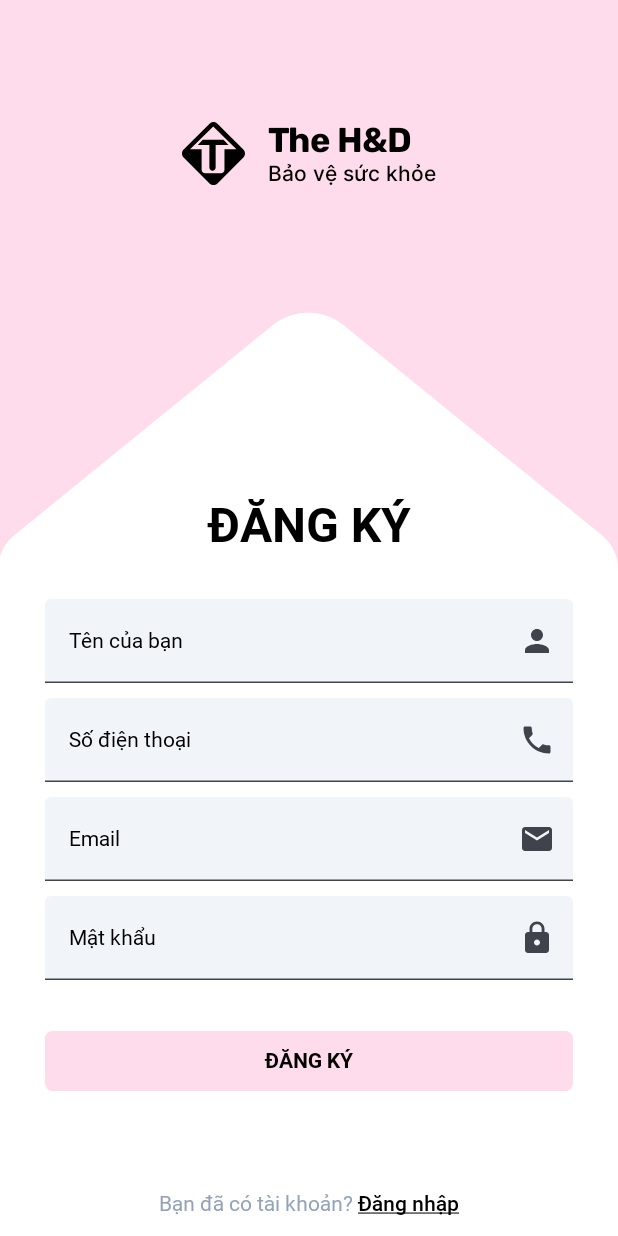
After one commit to PhamHong03/healthy_diagnosis, an Android app built with Jetpack Compose: the composable RegisterScreen shown on its own in the app's theme, on a phone screen of 412 x 824 dp. The commit adds this screen. Run offline under Robolectric (Android 15) with nearby library versions, the phone set to English and light mode, and no system bars.

Commit message:
create login register screen

```diff
--- a/app/build.gradle.kts
+++ b/app/build.gradle.kts
@@ -2,9 +2,9 @@ plugins {
     alias(libs.plugins.android.application)
     alias(libs.plugins.jetbrains.kotlin.android)
     alias(libs.plugins.google.gms.google.services)
-    id("org.jetbrains.kotlin.plugin.compose") version "2.0.0"
     kotlin("kapt")
 }
+
 
 android {
     namespace = "com.example.healthy_diagnosis"
@@ -43,7 +43,7 @@ android {
         compose = true
     }
     composeOptions {
-        kotlinCompilerExtensionVersion = "1.5.1"
+        kotlinCompilerExtensionVersion = "1.5.13"
     }
     packaging {
         resources {
--- a/app/src/main/java/com/example/healthy_diagnosis/MainActivity.kt
+++ b/app/src/main/java/com/example/healthy_diagnosis/MainActivity.kt
@@ -12,7 +12,9 @@ import androidx.compose.material3.Text
 import androidx.compose.runtime.Composable
 import androidx.compose.ui.Modifier
 import androidx.compose.ui.tooling.preview.Preview
+import com.example.healthy_diagnosis.presentation.navigation.MyAppNavigation
 import com.example.healthy_diagnosis.ui.theme.Healthy_diagnosisTheme
+
 
 class MainActivity : ComponentActivity() {
     override fun onCreate(savedInstanceState: Bundle?) {
@@ -20,9 +22,7 @@ class MainActivity : ComponentActivity() {
         enableEdgeToEdge()
         setContent {
             Healthy_diagnosisTheme {
-                Surface(modifier = Modifier.fillMaxSize()) {
-
-                }
+                MyAppNavigation()
             }
         }
     }
--- /dev/null
+++ b/app/src/main/java/com/example/healthy_diagnosis/core/utils/SignUpSection.kt
@@ -0,0 +1,197 @@
+package com.example.healthy_diagnosis.core.utils
+
+import android.widget.Toast
+import androidx.compose.foundation.clickable
+import androidx.compose.foundation.isSystemInDarkTheme
+import androidx.compose.foundation.layout.Spacer
+import androidx.compose.foundation.layout.fillMaxWidth
+import androidx.compose.foundation.layout.height
+import androidx.compose.foundation.shape.RoundedCornerShape
+import androidx.compose.foundation.text.ClickableText
+import androidx.compose.material.icons.Icons
+import androidx.compose.material.icons.filled.Done
+import androidx.compose.material.icons.filled.Email
+import androidx.compose.material.icons.filled.Lock
+import androidx.compose.material.icons.filled.Person
+import androidx.compose.material.icons.filled.Phone
+import androidx.compose.material3.Button
+import androidx.compose.material3.ButtonDefaults
+import androidx.compose.material3.Icon
+import androidx.compose.material3.MaterialTheme
+import androidx.compose.material3.Text
+import androidx.compose.runtime.Composable
+import androidx.compose.runtime.LaunchedEffect
+import androidx.compose.runtime.getValue
+import androidx.compose.runtime.mutableStateOf
+import androidx.compose.runtime.remember
+import androidx.compose.runtime.setValue
+import androidx.compose.ui.Modifier
+import androidx.compose.ui.graphics.Color
+import androidx.compose.ui.platform.LocalContext
+import androidx.compose.ui.text.SpanStyle
+import androidx.compose.ui.text.buildAnnotatedString
+import androidx.compose.ui.text.font.FontWeight
+import androidx.compose.ui.text.style.TextDecoration
+import androidx.compose.ui.text.withStyle
+import androidx.compose.ui.unit.dp
+import androidx.compose.ui.unit.sp
+import androidx.navigation.NavController
+import com.example.healthy_diagnosis.ui.theme.Black
+import com.example.healthy_diagnosis.ui.theme.BlueGray
+import com.example.healthy_diagnosis.ui.theme.LightPink
+import com.example.healthy_diagnosis.ui.theme.Roboto
+
+@Composable
+fun SignUpSection(
+
+) {
+
+//    val authState by authViewModel.authState.observeAsState()
+
+    var email by remember {
+        mutableStateOf("")
+    }
+    var username by remember {
+        mutableStateOf("")
+    }
+    var phone by remember {
+        mutableStateOf("")
+    }
+    var password by remember {
+        mutableStateOf("")
+    }
+    var isPasswordVisible by remember { mutableStateOf(false) }
+
+    val context = LocalContext.current
+//    LaunchedEffect(authState) {
+//        when (authState) {
+//            is AuthState.Authenticated -> {
+//                navController.navigate("login")
+//            }
+//            is AuthState.Error -> {
+//                val errorMessage = (authState as AuthState.Error).message
+//                Toast.makeText(context, errorMessage, Toast.LENGTH_SHORT).show()
+//            }
+//            else -> Unit
+//        }
+//    }
+
+    TextFieldLoginRegister(
+        label = "Tên của bạn",
+        trailingIcon = {
+            Icon(
+                imageVector = Icons.Filled.Person,
+                contentDescription = "Toggle visibility"
+            )
+        },
+        modifier = Modifier.fillMaxWidth(),
+        textInput = username,
+        onTextChanged = {username = it}
+    )
+    Spacer(modifier = Modifier.height(10.dp))
+    TextFieldLoginRegister(
+        label = "Số điện thoại",
+        trailingIcon = {
+            Icon(
+                imageVector = Icons.Filled.Phone,
+                contentDescription = "Toggle visibility"
+            )
+        },
+        modifier = Modifier.fillMaxWidth(),
+        textInput = phone,
+        onTextChanged = {phone = it}
+    )
+    Spacer(modifier = Modifier.height(10.dp))
+    TextFieldLoginRegister(
+        label = "Email",
+        trailingIcon = {
+            Icon(
+                imageVector = Icons.Filled.Email,
+                contentDescription = "Toggle visibility"
+            )
+        },
+        modifier = Modifier.fillMaxWidth(),
+        textInput = email,
+        onTextChanged = {email = it}
+    )
+    Spacer(modifier = Modifier.height(10.dp))
+    TextFieldLoginRegister(
+        label = "Mật khẩu",
+        trailingIcon = {
+            Icon(
+                imageVector = if (isPasswordVisible) Icons.Filled.Done else Icons.Filled.Lock,
+                contentDescription = if (isPasswordVisible) "Ẩn mật khẩu" else "Hiển thị mật khẩu",
+                modifier = Modifier.clickable { isPasswordVisible = !isPasswordVisible }
+            )
+        },
+        modifier = Modifier.fillMaxWidth(),
+        textInput = password,
+        onTextChanged = { password = it },
+        isPasswordField = true,
+        isPasswordVisible = isPasswordVisible
+    )
+    Spacer(modifier = Modifier.height(30.dp))
+    Button(
+        modifier = Modifier.fillMaxWidth(),
+        onClick = {
+//            authViewModel.signup(email,password,username, phone)
+        },
+        colors = ButtonDefaults.buttonColors(
+//            containerColor = if (isSystemInDarkTheme()) BlueGray else Black,
+            containerColor = LightPink,
+            contentColor = Color.White
+        ),
+        shape = RoundedCornerShape(size = 5.dp)
+    ) {
+        Text(
+            text = "ĐĂNG KÝ",
+            style = MaterialTheme.typography.labelMedium.copy(fontWeight = FontWeight.Medium),
+            color = Color.Black,
+            fontWeight = FontWeight.Bold
+        )
+    }
+}
+
+
+@Composable
+fun LoginPrompt(
+    uiColor: Color
+) {
+    val signUpText = "Đăng nhập"
+    val fullText = "Bạn đã có tài khoản? $signUpText"
+
+    // xac dinh vi tri bat dau cua dang ky
+    val signupStartIndex = fullText.indexOf((signUpText))
+
+    val annotatedString = buildAnnotatedString {
+        withStyle(
+            style = SpanStyle(
+                color = Color(0xFF94A3B8),
+                fontSize = 14.sp,
+                fontFamily = Roboto,
+                fontWeight = FontWeight.Normal
+            )
+        ) {
+            append("Bạn đã có tài khoản? ")
+        }
+        withStyle(
+            style = SpanStyle(
+                color = uiColor,
+                fontSize = 14.sp,
+                fontFamily = Roboto,
+                fontWeight = FontWeight.Medium,
+                textDecoration = TextDecoration.Underline
+            )
+        ) {
+            append(signUpText)
+        }
+    }
+    ClickableText(
+        text = annotatedString,
+        onClick = { offset ->
+            if (offset in signupStartIndex until (signupStartIndex + signUpText.length)) {
+//                navController.navigate("login")
+            }
+        }
+    )
+}
--- a/app/src/main/java/com/example/healthy_diagnosis/core/utils/SocialMedia.kt
+++ b/app/src/main/java/com/example/healthy_diagnosis/core/utils/SocialMedia.kt
@@ -25,6 +25,8 @@ import androidx.compose.ui.res.painterResource
 import androidx.compose.ui.unit.dp
 import com.example.healthy_diagnosis.ui.theme.BlueGray
 import com.example.healthy_diagnosis.ui.theme.LightBlueWhite
+import com.example.healthy_diagnosis.ui.theme.LightPink
+import com.example.healthy_diagnosis.ui.theme.LightPink2
 
 @Composable
 fun SocialMedia(
@@ -59,10 +61,10 @@ fun Modifier.socialMedia() : Modifier = composed {
     if (isSystemInDarkTheme()) {
         background(Color.Transparent).border(
             width = 1.dp,
-            color = BlueGray,
+            color = Color(0xFFFFD8E0),
             shape = RoundedCornerShape(4.dp)
         )
     }else{
-        background(LightBlueWhite)
+        background(LightPink2)
     }
 }
--- a/app/src/main/java/com/example/healthy_diagnosis/core/utils/TopSection.kt
+++ b/app/src/main/java/com/example/healthy_diagnosis/core/utils/TopSection.kt
@@ -1,7 +1,6 @@
 package com.example.healthy_diagnosis.core.utils
 
 import androidx.compose.foundation.Image
-import androidx.compose.foundation.isSystemInDarkTheme
 import androidx.compose.foundation.layout.Box
 import androidx.compose.foundation.layout.Column
 import androidx.compose.foundation.layout.Row
@@ -17,16 +16,16 @@ import androidx.compose.material3.Text
 import androidx.compose.runtime.Composable
 import androidx.compose.ui.Alignment
 import androidx.compose.ui.Modifier
-import androidx.compose.ui.graphics.Color
 import androidx.compose.ui.layout.ContentScale
 import androidx.compose.ui.res.painterResource
 import androidx.compose.ui.res.stringResource
+import androidx.compose.ui.text.font.FontWeight
 import androidx.compose.ui.unit.dp
 import com.example.healthy_diagnosis.R
 
 @Composable
 fun TopSection(text: String) {
-    val uiColor: Color = if (isSystemInDarkTheme()) Color.White else Color.Black
+//    val uiColor: Color = if (isSystemInDarkTheme()) Color.White else Color.Black
     Box(
         contentAlignment = Alignment.TopCenter
     ) {
@@ -44,24 +43,24 @@ fun TopSection(text: String) {
             verticalAlignment = Alignment.CenterVertically
         ) {
             Icon(
-                modifier = Modifier.size(42.dp),
-                painter = painterResource(id = R.drawable.logo),
-                contentDescription = stringResource(
-                    id = R.string.app_logo
-                ),
-                tint = uiColor
+                    modifier = Modifier.size(42.dp),
+            painter = painterResource(id = R.drawable.logo),
+            contentDescription = stringResource(
+                id = R.string.app_logo
+            ),
+//            tint = uiColor
             )
             Spacer(modifier = Modifier.width(15.dp))
             Column() {
                 Text(
                     text = stringResource(id = R.string.the_logo_text),
                     style = MaterialTheme.typography.headlineMedium,
-                    color = uiColor
+//                    color = uiColor
                 )
                 Text(
                     text = stringResource(id = R.string.find_house),
                     style = MaterialTheme.typography.titleMedium,
-                    color = uiColor
+//                    color = uiColor
                 )
             }
         }
@@ -69,7 +68,8 @@ fun TopSection(text: String) {
             modifier = Modifier.run { padding(bottom = 10.dp).align(alignment = Alignment.BottomCenter) },
             text = text,
             style = MaterialTheme.typography.headlineLarge,
-            color = uiColor
+//            color = uiColor,
+            fontWeight = FontWeight.Bold
         )
 
     }
--- /dev/null
+++ b/app/src/main/java/com/example/healthy_diagnosis/presentation/screen/RegisterScreen.kt
@@ -0,0 +1,58 @@
+package com.example.healthy_diagnosis.presentation.screen
+
+import androidx.compose.foundation.isSystemInDarkTheme
+import androidx.compose.foundation.layout.Box
+import androidx.compose.foundation.layout.Column
+import androidx.compose.foundation.layout.Spacer
+import androidx.compose.foundation.layout.fillMaxHeight
+import androidx.compose.foundation.layout.fillMaxSize
+import androidx.compose.foundation.layout.fillMaxWidth
+import androidx.compose.foundation.layout.height
+import androidx.compose.foundation.layout.padding
+import androidx.compose.runtime.Composable
+import androidx.compose.ui.Alignment
+import androidx.compose.ui.Modifier
+import androidx.compose.ui.graphics.Color
+import androidx.compose.ui.tooling.preview.Preview
+import androidx.compose.ui.unit.dp
+import com.example.healthy_diagnosis.core.utils.LoginPrompt
+import com.example.healthy_diagnosis.core.utils.SignUpSection
+import com.example.healthy_diagnosis.core.utils.TopSection
+
+@Composable
+fun RegisterScreen(
+
+) {
+    Column(
+        modifier = Modifier.fillMaxSize()
+    ) {
+        TopSection("ĐĂNG KÝ")
+        Spacer(modifier = Modifier.height(20.dp))
+        Column (
+            modifier = Modifier
+                .fillMaxSize()
+                .padding(horizontal = 30.dp)
+        ){
+
+            SignUpSection()
+
+            Spacer(modifier = Modifier.height(25.dp))
+//            SocialMediaSection(authViewModel)
+            val uiColor: Color = if (isSystemInDarkTheme()) Color.White else Color.Black
+            Box(
+                modifier = Modifier
+                    .fillMaxHeight(fraction = 0.8f)
+                    .fillMaxWidth(),
+                contentAlignment = Alignment.BottomCenter
+            ){
+                LoginPrompt(uiColor)
+            }
+        }
+    }
+}
+
+@Composable
+@Preview(showBackground = true, showSystemUi = true)
+fun RegisterPreview(){
+    RegisterScreen()
+}
--- a/app/src/main/java/com/example/healthy_diagnosis/ui/theme/Color.kt
+++ b/app/src/main/java/com/example/healthy_diagnosis/ui/theme/Color.kt
@@ -16,7 +16,8 @@ val Pink40 = Color(0xFF7D5260)
 val Black = Color(0xFF000113)
 val LightBlueWhite = Color(0xFFF1F5F9)
 val BlueGray = Color(0xFF334155)
-
+val LightPink = Color(0xFFFFDCEC)
+val LightPink2 = Color(0xFFFFF0F5 )
 
 val ColorScheme.focusedTextFieldText
     @Composable
--- a/app/src/main/java/com/example/healthy_diagnosis/ui/theme/Theme.kt
+++ b/app/src/main/java/com/example/healthy_diagnosis/ui/theme/Theme.kt
@@ -37,7 +37,7 @@ private val LightColorScheme = lightColorScheme(
 )
 
 @Composable
-fun HD_projectTheme(
+fun Healthy_diagnosisTheme(
     darkTheme: Boolean = isSystemInDarkTheme(),
     // Dynamic color is available on Android 12+
     dynamicColor: Boolean = true,
--- a/app/src/main/res/drawable/shape.xml
+++ b/app/src/main/res/drawable/shape.xml
@@ -5,6 +5,6 @@
     android:viewportHeight="375">
   <path
       android:pathData="M360,-127H0V366.75C1.45,361.27 4.44,356.26 8.69,352.35L159.19,213.96C170.67,203.41 188.33,203.41 199.81,213.96L350.31,352.35C356.48,358.03 360,366.04 360,374.43V-127Z"
-      android:fillColor="#BFDBFE"
+      android:fillColor="#FFDCEC"
       android:fillType="evenOdd"/>
 </vector>
--- a/settings.gradle.kts
+++ b/settings.gradle.kts
@@ -12,10 +12,10 @@ pluginManagement {
     }
 }
 dependencyResolutionManagement {
-    repositoriesMode.set(RepositoriesMode.FAIL_ON_PROJECT_REPOS)
     repositories {
         google()
         mavenCentral()
+        maven { url = uri("https://maven.pkg.jetbrains.space/public/p/compose/dev") }
     }
 }
 
```
Also changed, not shown: app/src/main/java/com/example/healthy_diagnosis/presentation/navigation/MyAppNavigation.kt (added, +22 -0 lines), app/src/main/java/com/example/healthy_diagnosis/presentation/screen/LoginScreen.kt (+22 -9 lines), gradle/libs.versions.toml (+8 -6 lines), app/src/main/res/drawable/logo.xml (indentation only), app/src/main/res/drawable/logo1.webp (added).
